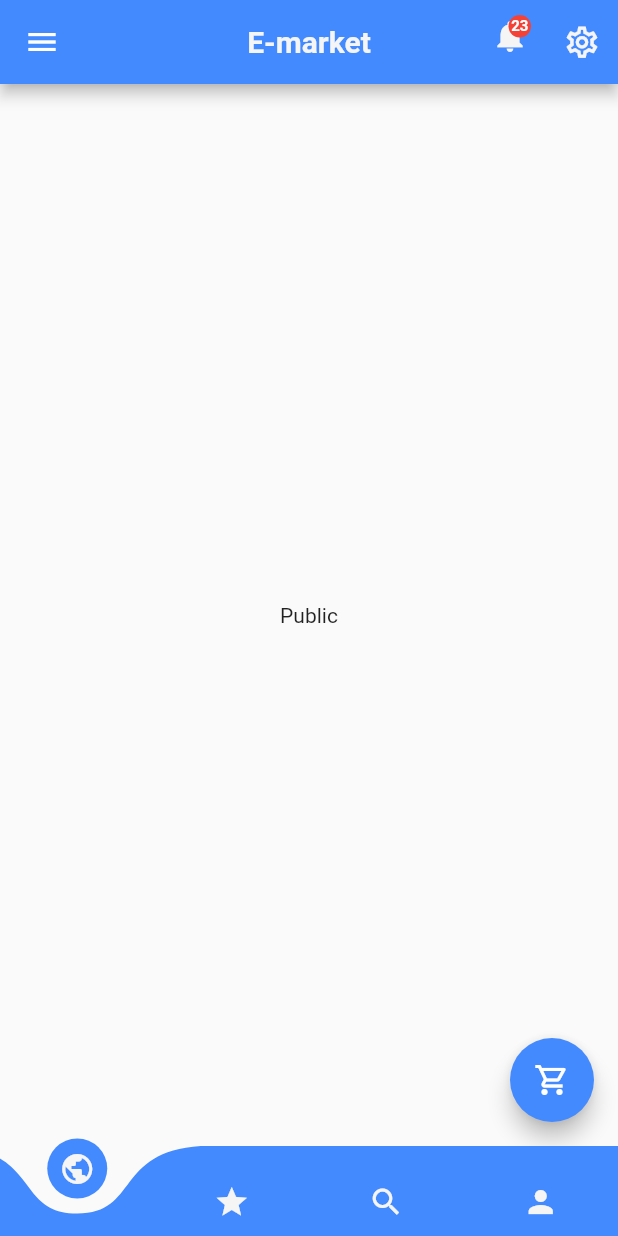
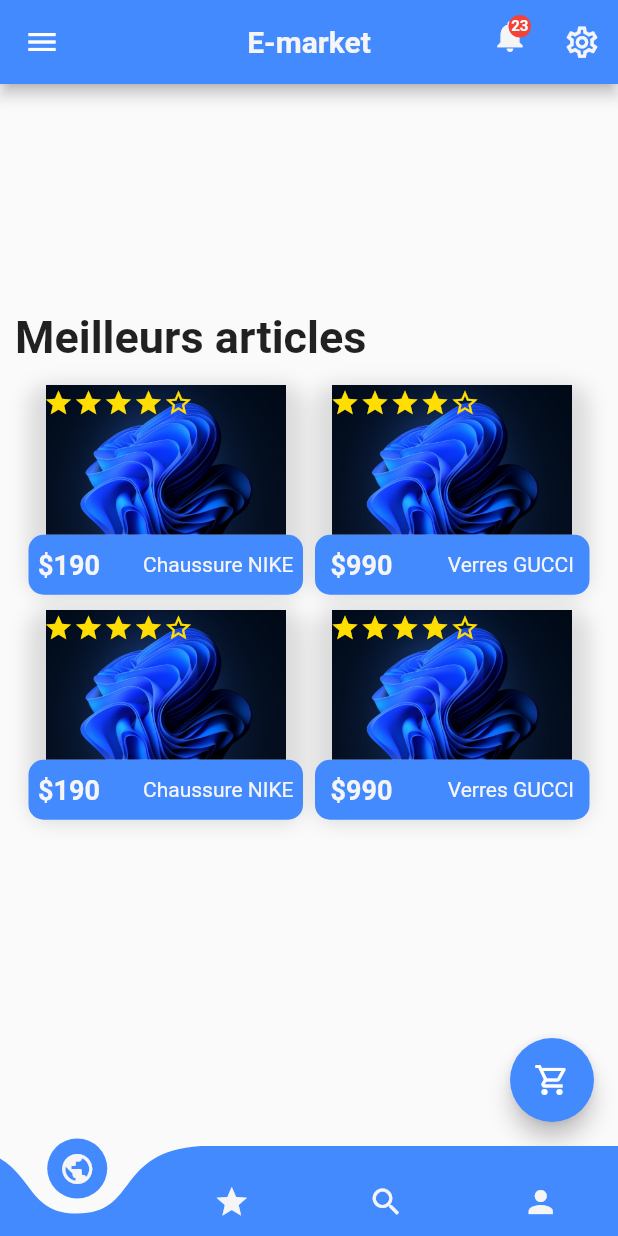
Before and after one commit to D3R50N/Flutter-E-Market-App, a Flutter app: the screen it shows after launch, on a phone screen of 412 x 824 dp. Run offline on Flutter 3.47's test engine with Material 2 defaults, Android fonts, the light colour scheme and no system bars; drawn by our look-alikes of curved_navigation_bar.

Commit message:
Update de l'ui

```diff
--- a/lib/home.dart
+++ b/lib/home.dart
@@ -2,6 +2,7 @@
 import 'constants.dart';
 import 'navBar.dart';
 import 'profile.dart';
+import 'public.dart';
 
 class Home extends StatefulWidget {
   @override
@@ -13,7 +14,7 @@
 
   void _onItemTapped(index) {
     setState(() {
-      _currentIdx = index;
+      _pageController.jumpToPage(index);
     });
   }
 
@@ -31,17 +32,9 @@
   final GlobalKey<ScaffoldState> _key = GlobalKey(); // Create a key
   static const double menuItemSpacing = 10;
 
+  PageController _pageController = PageController(initialPage: 0);
   List<Widget> malist = [
-    Scaffold(
-      floatingActionButton: FloatingActionButton(
-        onPressed: () => {},
-        child: Icon(Icons.shopping_cart_outlined),
-        backgroundColor: themeCol, // <-- Opens drawer
-      ),
-      body: Center(
-        child: Text("Public"),
-      ),
-    ),
+    PublicScreen(),
     Center(
       child: Text('Stars'),
     ),
@@ -56,8 +49,13 @@
   Widget build(BuildContext context) {
     return Scaffold(
       appBar: TopNavBar(),
-      body: Scaffold(
-        body: malist[_currentIdx],
+      body: PageView(
+        controller: _pageController,
+        children: malist,
+        // scrollDirection: Axis.vertical,
+        onPageChanged: (i) => {
+          setState(() => {_currentIdx = i})
+        },
       ),
       bottomNavigationBar: BottomNavBar(_onItemTapped, _currentIdx),
       key: _key,
--- a/lib/navBar.dart
+++ b/lib/navBar.dart
@@ -77,6 +77,8 @@
       color: themeCol,
       backgroundColor: Colors.transparent,
       buttonBackgroundColor: themeCol,
+      animationDuration: Duration(milliseconds: 400),
+      index: currIdx,
       onTap: changeItem,
       height: 60,
       items: <Widget>[
--- a/lib/profile.dart
+++ b/lib/profile.dart
@@ -10,9 +10,7 @@
         centerTitle: false,
         backgroundColor: themeCol,
       ),
-      body: Center(
-        child: Text("Ma page profil"),
-      ),
+      body: Center(child: Text('pro')),
     );
   }
 }
--- /dev/null
+++ b/lib/public.dart
@@ -0,0 +1,174 @@
+import 'package:flutter/material.dart';
+import 'constants.dart';
+
+class PublicScreen extends StatefulWidget {
+  PublicScreen({Key? key}) : super(key: key);
+
+  @override
+  State<PublicScreen> createState() => _PublicScreenState();
+}
+
+class _PublicScreenState extends State<PublicScreen> {
+  @override
+  Widget build(BuildContext context) {
+    return Scaffold(
+      floatingActionButton: FloatingActionButton(
+        onPressed: () => {},
+        child: Icon(Icons.shopping_cart_outlined),
+        backgroundColor: themeCol, // <-- Opens drawer
+      ),
+      body: Center(
+        child: SingleChildScrollView(
+          padding: EdgeInsets.all(10),
+          child: Column(
+            crossAxisAlignment: CrossAxisAlignment.start,
+            children: [
+              Column(
+                crossAxisAlignment: CrossAxisAlignment.stretch,
+                children: [
+                  Text(
+                    "Meilleurs articles",
+                    style: TextStyle(
+                      fontSize: 30,
+                      fontWeight: FontWeight.bold,
+                    ),
+                  ),
+                  SizedBox(
+                    height: 10,
+                  ),
+                  Container(
+                    padding: EdgeInsets.symmetric(horizontal: 5),
+                    child: Table(
+                      children: [
+                        TableRow(
+                          children: [
+                            article(nom: "Chaussure NIKE", prix: 190),
+                            article(nom: "Verres GUCCI", prix: 990),
+                          ],
+                        ),
+                        TableRow(
+                          children: [
+                            article(nom: "Chaussure NIKE", prix: 190),
+                            article(nom: "Verres GUCCI", prix: 990),
+                          ],
+                        ),
+                      ],
+                    ),
+                  ),
+                ],
+              ),
+              SizedBox(
+                height: 60,
+              ),
+            ],
+          ),
+        ),
+      ),
+    );
+  }
+}
+
+Widget article({required String nom, required int prix}) {
+  return Container(
+    width: 170,
+    height: 150,
+    padding: EdgeInsets.all(4),
+    child: Container(
+      decoration: BoxDecoration(
+        borderRadius: BorderRadius.circular(15),
+        boxShadow: [
+          BoxShadow(color: Colors.black12, blurRadius: 10, spreadRadius: .1),
+        ],
+        // color: themeCol,
+      ),
+      child: Column(
+        children: [
+          Stack(
+            children: [
+              Container(
+                height: 100,
+                decoration: BoxDecoration(
+                  borderRadius: BorderRadius.only(
+                    topLeft: Radius.circular(5),
+                    topRight: Radius.circular(5),
+                  ),
+                  image: DecorationImage(
+                    image: AssetImage("img/1.jpeg"),
+                  ),
+                ),
+              ),
+              Positioned(
+                top: 2,
+                left: 10,
+                child: Row(
+                  children: [
+                    Icon(
+                      Icons.star,
+                      color: Color.fromRGBO(255, 222, 0, 1),
+                      size: 20,
+                    ),
+                    Icon(
+                      Icons.star,
+                      color: Color.fromRGBO(255, 222, 0, 1),
+                      size: 20,
+                    ),
+                    Icon(
+                      Icons.star,
+                      color: Color.fromRGBO(255, 222, 0, 1),
+                      size: 20,
+                    ),
+                    Icon(
+                      Icons.star,
+                      color: Color.fromRGBO(255, 222, 0, 1),
+                      size: 20,
+                    ),
+                    Icon(
+                      Icons.star_outline,
+                      color: Color.fromRGBO(255, 222, 0, 1),
+                      size: 20,
+                    ),
+                  ],
+                ),
+              )
+            ],
+          ),
+          Container(
+            height: 40,
+            decoration: BoxDecoration(
+              borderRadius: BorderRadius.circular(10),
+              color: themeCol,
+            ),
+            child: Row(
+              mainAxisAlignment: MainAxisAlignment.spaceBetween,
+              children: [
+                SizedBox(
+                  width: 2,
+                ),
+                Text(
+                  "\$$prix",
+                  style: TextStyle(
+                    color: iconTopColor,
+                    fontWeight: FontWeight.bold,
+                    fontSize: 18,
+                  ),
+                ),
+                SizedBox(
+                  width: 20,
+                ),
+                Text(
+                  nom,
+                  style: TextStyle(
+                    color: iconTopColor,
+                  ),
+                ),
+                SizedBox(
+                  width: 2,
+                ),
+              ],
+            ),
+          ),
+        ],
+      ),
+    ),
+  );
+}
--- a/pubspec.yaml
+++ b/pubspec.yaml
@@ -47,9 +47,8 @@
   uses-material-design: true
 
   # To add assets to your application, add an assets section, like this:
-  # assets:
-  #   - images/a_dot_burr.jpeg
-  #   - images/a_dot_ham.jpeg
+  assets:
+   - img/
 
   # An image asset can refer to one or more resolution-specific "variants", see
   # https://flutter.dev/assets-and-images/#resolution-aware.
```
Also changed, not shown: img/1.jpeg (added), img/2.jpg (added), img/3.jpg (added).
